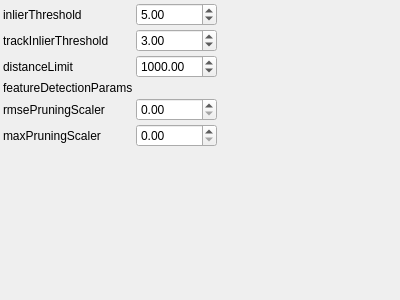
Old version of the form utils/corestructs/coreWidgets/iterativeReconstructionFeatureSelectionParamsControlWidget.ui in the repository NickPenkrat/corecvs.
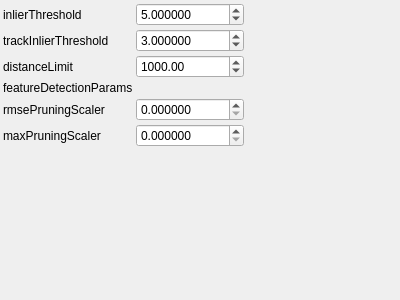
New version of the form. Custom widgets are drawn as their Qt base class.

Commit message: Regenerating with fixed decimals

```diff
--- a/utils/corestructs/coreWidgets/iterativeReconstructionFeatureSelectionParamsControlWidget.ui
+++ b/utils/corestructs/coreWidgets/iterativeReconstructionFeatureSelectionParamsControlWidget.ui
@@ -44,6 +44,9 @@
        <property name="value">
         <double>5</double>
        </property>
+       <property name="decimals">
+        <number>6</number>
+       </property>
      </widget>
     </item>
     <item row="1" column="0">
@@ -70,6 +73,9 @@
        <property name="value">
         <double>3</double>
        </property>
+       <property name="decimals">
+        <number>6</number>
+       </property>
      </widget>
     </item>
     <item row="2" column="0">
@@ -124,6 +130,9 @@
        <property name="toolTip">
          <string>RMSE pruning scaler</string>
        </property>
+       <property name="decimals">
+        <number>6</number>
+       </property>
      </widget>
     </item>
     <item row="5" column="0">
@@ -138,6 +147,9 @@
        <property name="toolTip">
          <string>Max pruning scaler</string>
        </property>
+       <property name="decimals">
+        <number>6</number>
+       </property>
      </widget>
     </item>
    <item row="6" column="0">
```
The commit also changes 14 other files.
